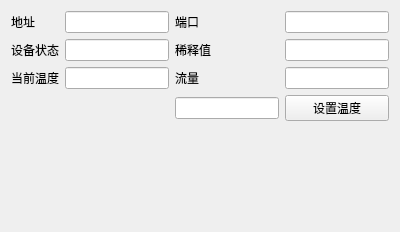
Qt form midesettingpage.ui (walkblank/measureTool) before a commit.
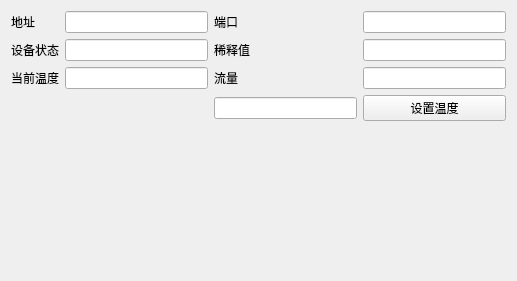
The same form after that commit.

```diff
--- a/midesettingpage.ui
+++ b/midesettingpage.ui
@@ -6,8 +6,8 @@
    <rect>
     <x>0</x>
     <y>0</y>
-    <width>400</width>
-    <height>232</height>
+    <width>517</width>
+    <height>281</height>
    </rect>
   </property>
   <property name="windowTitle">
```
